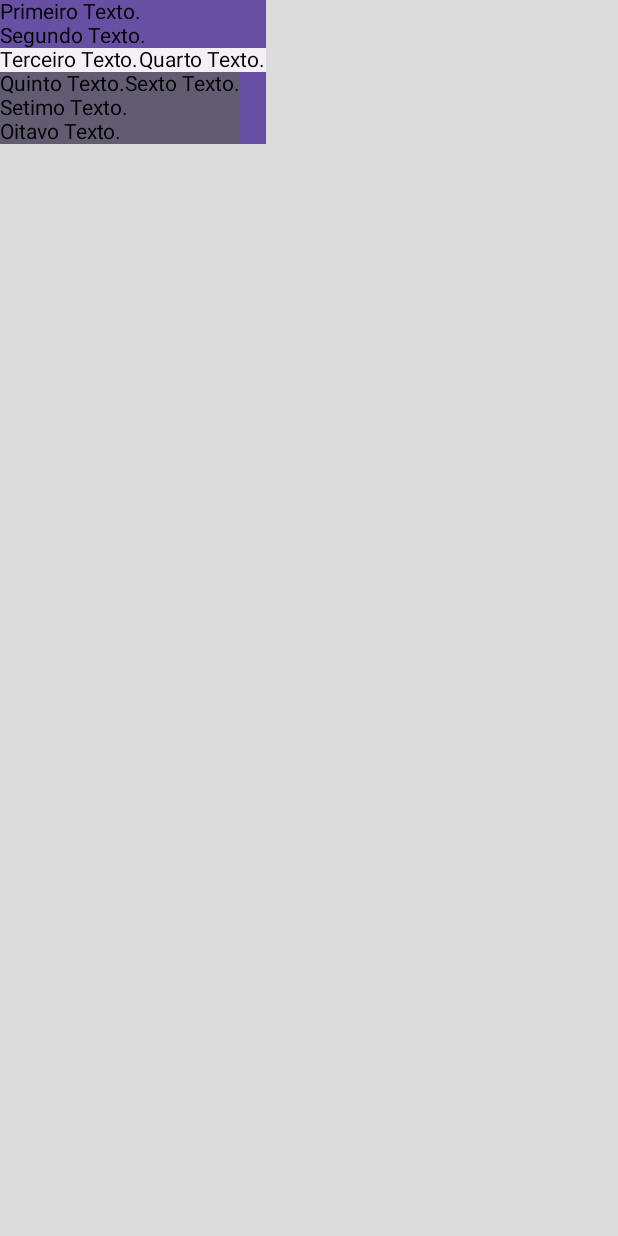
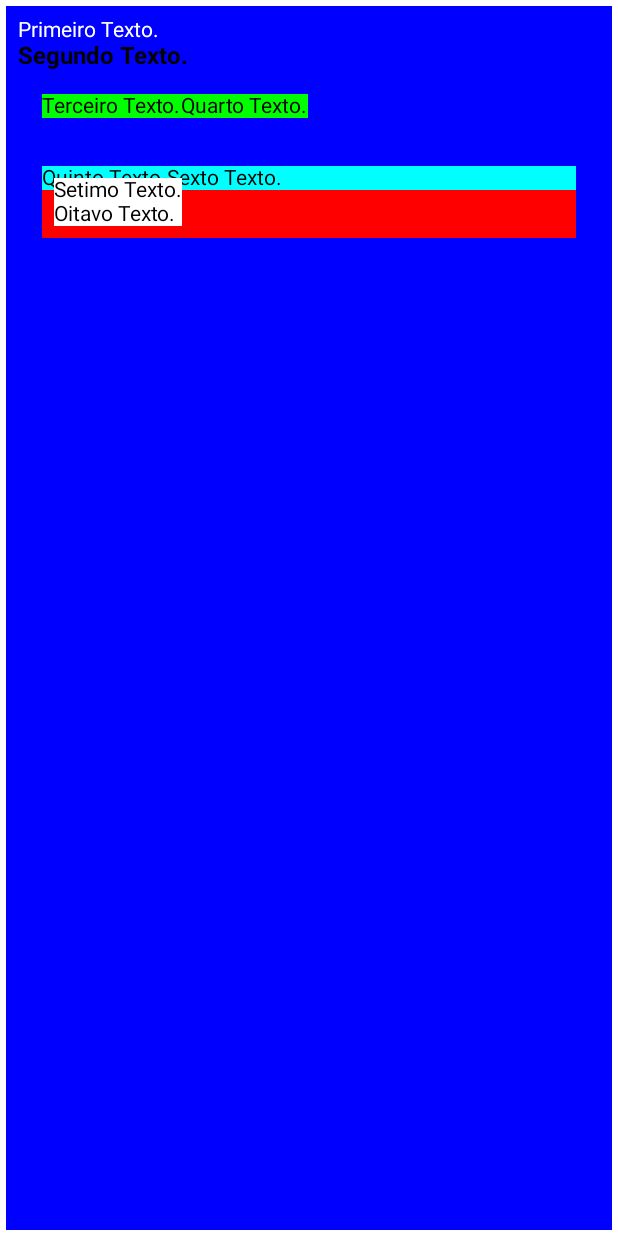
Before and after one commit to robsondmf1234/JetpackComposeEstudo, an Android app built with Jetpack Compose: the @Preview function CustomPreview, on a phone screen of 412 x 824 dp. Run offline under Robolectric (Android 15) with nearby library versions, the phone set to English and light mode, and no system bars.

Commit message:
feat - Utilizando o modifier para customizar os layouts

```diff
--- a/app/src/main/java/com/example/jetpackcomposeestudos/MainActivity.kt
+++ b/app/src/main/java/com/example/jetpackcomposeestudos/MainActivity.kt
@@ -8,13 +8,21 @@ import androidx.compose.foundation.background
 import androidx.compose.foundation.layout.Box
 import androidx.compose.foundation.layout.Column
 import androidx.compose.foundation.layout.Row
+import androidx.compose.foundation.layout.fillMaxHeight
 import androidx.compose.foundation.layout.fillMaxSize
+import androidx.compose.foundation.layout.fillMaxWidth
+import androidx.compose.foundation.layout.padding
 import androidx.compose.material3.MaterialTheme
 import androidx.compose.material3.Surface
 import androidx.compose.material3.Text
 import androidx.compose.runtime.Composable
 import androidx.compose.ui.Modifier
+import androidx.compose.ui.graphics.Color
+import androidx.compose.ui.text.TextStyle
+import androidx.compose.ui.text.font.FontWeight
 import androidx.compose.ui.tooling.preview.Preview
+import androidx.compose.ui.unit.dp
+import androidx.compose.ui.unit.sp
 import com.example.jetpackcomposeestudos.ui.theme.JetPackComposeEstudosTheme
 
 class MainActivity : ComponentActivity() {
@@ -85,28 +93,59 @@ fun BoxPreview() {
 
 
 @Preview(
+    showSystemUi = true,
     uiMode = UI_MODE_NIGHT_NO,
     showBackground = true,
-    backgroundColor = 0xffdcdcdc
 )
 @Composable
 fun CustomPreview() {
-    Column(Modifier.background(color = MaterialTheme.colorScheme.primary)) {
-        Text(text = "Primeiro Texto.")
-        Text(text = "Segundo Texto.")
-        Row(Modifier.background(color = MaterialTheme.colorScheme.inverseOnSurface)) {
+    Column(
+        Modifier //Modificador de layout
+            .padding(4.dp) //Define o padding do layout
+            .background(color = Color.Blue) //Define a cor de fundo do layout
+            .padding(8.dp) //Define o padding do layout interno
+            .fillMaxHeight() //Define a altura do layout como maxima
+            .fillMaxWidth() //Define a largura do layout como maxima
+    ) {
+        Text(text = "Primeiro Texto.", color = Color.White)
+        Text(
+            text = "Segundo Texto.", style = TextStyle(//Define o estilo do texto
+                fontWeight = FontWeight.Bold, // Define a espessura da fonte como negrito
+                fontSize = 16.sp, // Define o tamanho da fonte
+                color = Color.Black // Define a cor do texto
+            )
+        )
+        Row(
+            modifier = Modifier
+                .padding(horizontal = 16.dp, vertical = 16.dp)
+                .background(color = Color.Green)
+        ) {
             Text(text = "Terceiro Texto.")
             Text(text = "Quarto Texto.")
         }
-        Box(Modifier.background(color = MaterialTheme.colorScheme.secondary)) {
-            Column {
-                Row {
-                    Text(text = "Quinto Texto.")
-                    Text(text = "Sexto Texto.")
-                }
+        Box(
+            modifier = Modifier
+                .padding(16.dp)
+                .background(color = Color.Red)
+        ) {
+            Row(
+                Modifier
+                    .background(color = Color.Cyan)
+                    .fillMaxWidth()
+            ) {
+                Text(text = "Quinto Texto.")
+                Text(text = "Sexto Texto.")
+            }
+            Column(
+                modifier = Modifier
+                    .padding(8.dp)
+                    .background(color = Color.White)
+            ) {
+
                 Text(text = "Setimo Texto.")
                 Text(text = "Oitavo Texto.")
             }
+
         }
     }
 }
```
